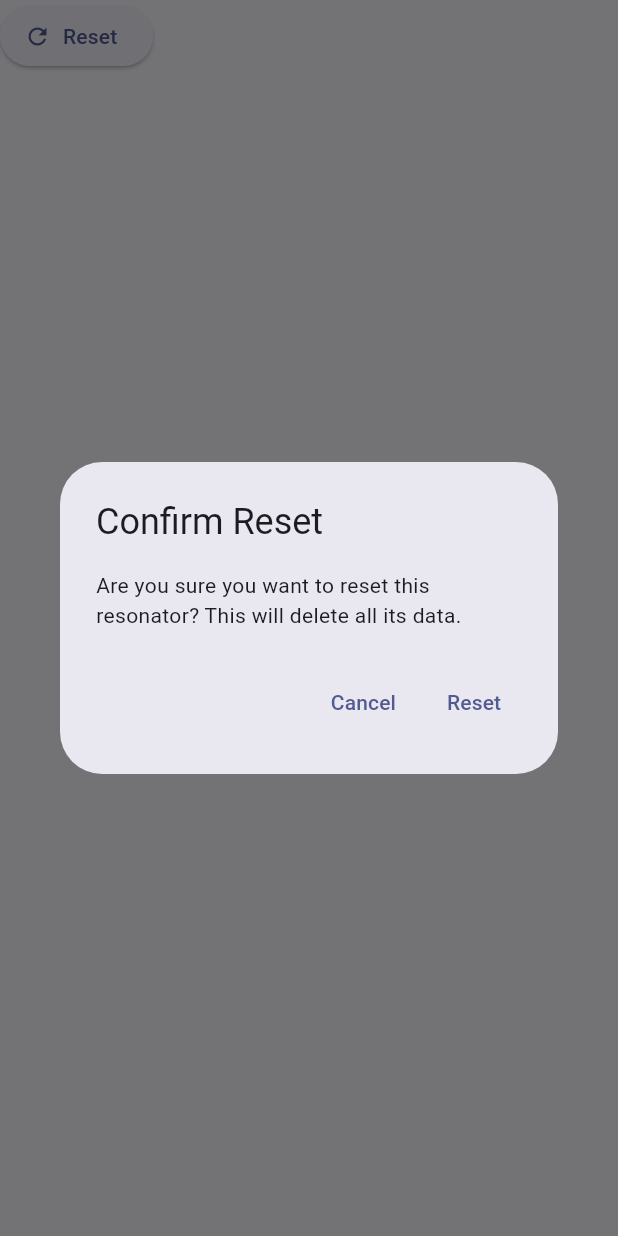
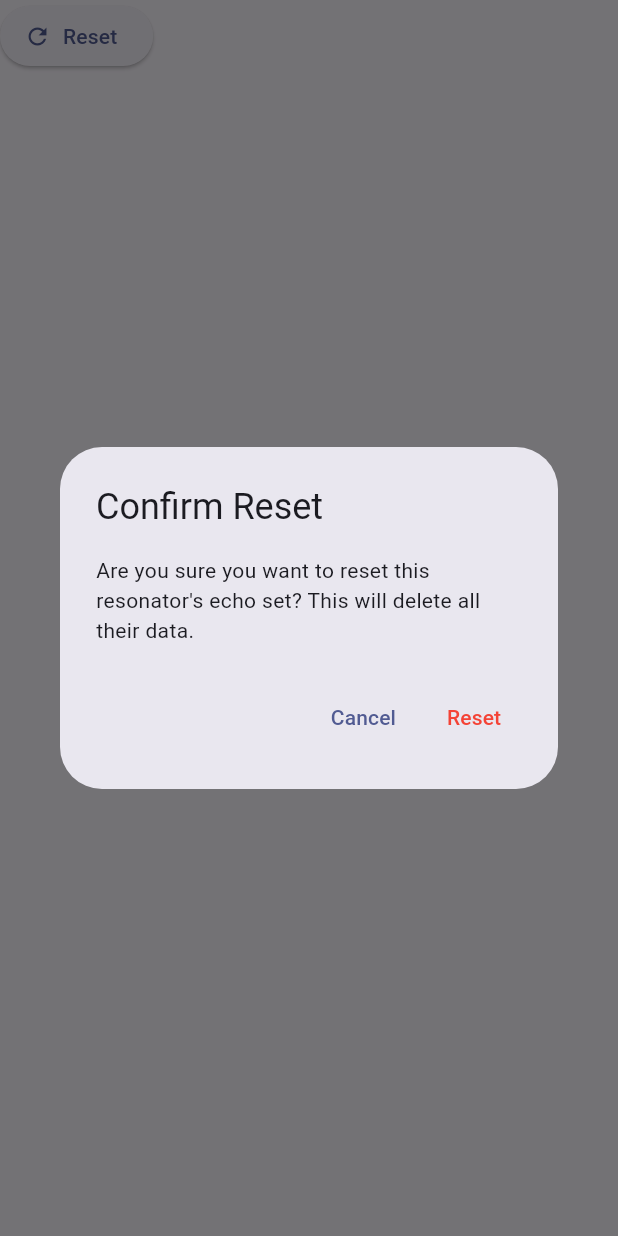
Before and after one commit to phnthnhnm/evc, a Flutter app: the ResetResonatorButton widget shown alone on an empty page, opened directly with empty values, after a tap on "Reset", on a phone screen of 412 x 824 dp. Run offline on Flutter 3.47's test engine with Material 3 defaults, Android fonts, the phone set to English and light mode, and no system bars; our stand-ins replace file_picker, package_info_plus, shared_preferences; missing offline and left inert: window_manager; accounts and stored records are empty; network calls fail.

Commit message:
refactor(data-reset): extract the confirmation dialog to a util

```diff
--- a/lib/screens/resonator_detail_screen.dart
+++ b/lib/screens/resonator_detail_screen.dart
@@ -157,7 +157,7 @@ class _ResonatorDetailScreenState extends State<ResonatorDetailScreen> {
                           child: ResonatorHeader(resonator: widget.resonator),
                         ),
                         ResetResonatorButton(
-                          onReset: (_) => _resetResonatorData(),
+                          onReset: _resetResonatorData,
                           label: 'Reset',
                           icon: Icons.refresh,
                         ),
--- /dev/null
+++ b/lib/utils/confirm_dialog.dart
@@ -0,0 +1,32 @@
+import 'package:flutter/material.dart';
+
+Future<bool> showConfirmDialog({
+  required BuildContext context,
+  required String title,
+  required String content,
+  String confirmText = 'Confirm',
+  String cancelText = 'Cancel',
+  Color? confirmColor,
+}) async {
+  final result = await showDialog<bool>(
+    context: context,
+    builder: (ctx) => AlertDialog(
+      title: Text(title),
+      content: Text(content),
+      actions: [
+        TextButton(
+          onPressed: () => Navigator.of(ctx).pop(false),
+          child: Text(cancelText),
+        ),
+        TextButton(
+          onPressed: () => Navigator.of(ctx).pop(true),
+          child: Text(
+            confirmText,
+            style: confirmColor != null ? TextStyle(color: confirmColor) : null,
+          ),
+        ),
+      ],
+    ),
+  );
+  return result == true;
+}
--- a/lib/widgets/reset_resonator_button.dart
+++ b/lib/widgets/reset_resonator_button.dart
@@ -1,50 +1,49 @@
 import 'package:flutter/material.dart';
 
-class ResetResonatorButton extends StatelessWidget {
-  final Future<void> Function(BuildContext context) onReset;
+import '../utils/confirm_dialog.dart';
+
+class ResetResonatorButton extends StatefulWidget {
+  final Future<void> Function() onReset;
   final String label;
   final IconData icon;
   final Color? color;
 
   const ResetResonatorButton({
-    Key? key,
+    super.key,
     required this.onReset,
     this.label = 'Reset',
     this.icon = Icons.refresh,
     this.color,
-  }) : super(key: key);
+  });
 
+  @override
+  State<ResetResonatorButton> createState() => _ResetResonatorButtonState();
+}
+
+class _ResetResonatorButtonState extends State<ResetResonatorButton> {
   @override
   Widget build(BuildContext context) {
     return ElevatedButton.icon(
       onPressed: () async {
-        final confirmed = await showDialog<bool>(
+        final confirmed = await showConfirmDialog(
           context: context,
-          builder: (ctx) => AlertDialog(
-            title: const Text('Confirm Reset'),
-            content: const Text(
-              'Are you sure you want to reset this resonator? This will delete all its data.',
-            ),
-            actions: [
-              TextButton(
-                onPressed: () => Navigator.of(ctx).pop(false),
-                child: const Text('Cancel'),
-              ),
-              TextButton(
-                onPressed: () => Navigator.of(ctx).pop(true),
-                child: const Text('Reset'),
-              ),
-            ],
-          ),
+          title: 'Confirm Reset',
+          content:
+              'Are you sure you want to reset this resonator\'s echo set? This will delete all their data.',
+          confirmText: 'Reset',
+          confirmColor: Colors.red,
         );
-        if (confirmed == true) {
-          await onReset(context);
+        if (confirmed) {
+          await widget.onReset();
         }
       },
-      icon: Icon(icon, color: color ?? Theme.of(context).colorScheme.primary),
-      label: Text(label, style: TextStyle(color: color)),
+      icon: Icon(
+        widget.icon,
+        color: widget.color ?? Theme.of(context).colorScheme.primary,
+      ),
+      label: Text(widget.label, style: TextStyle(color: widget.color)),
       style: ElevatedButton.styleFrom(
-        backgroundColor: color != null ? color!.withOpacity(0.1) : null,
+        backgroundColor: widget.color?.withAlpha((0.1 * 255).toInt()),
       ),
     );
   }
```
Also changed, not shown: lib/screens/settings/data_tab.dart (+7 -17 lines).
